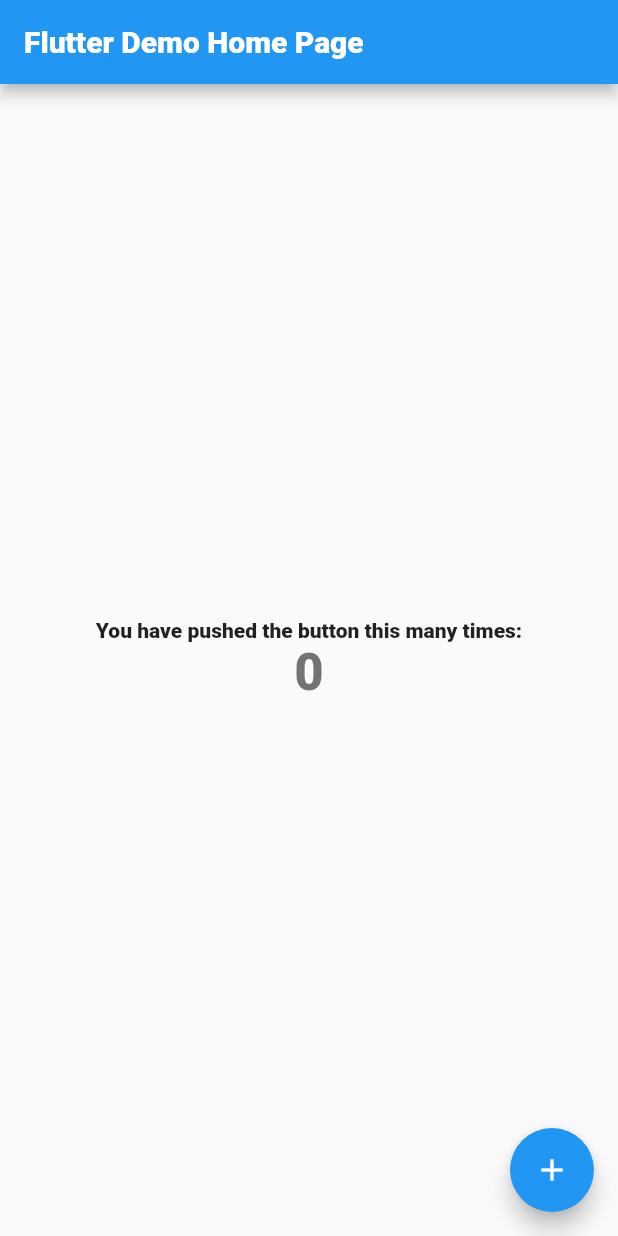
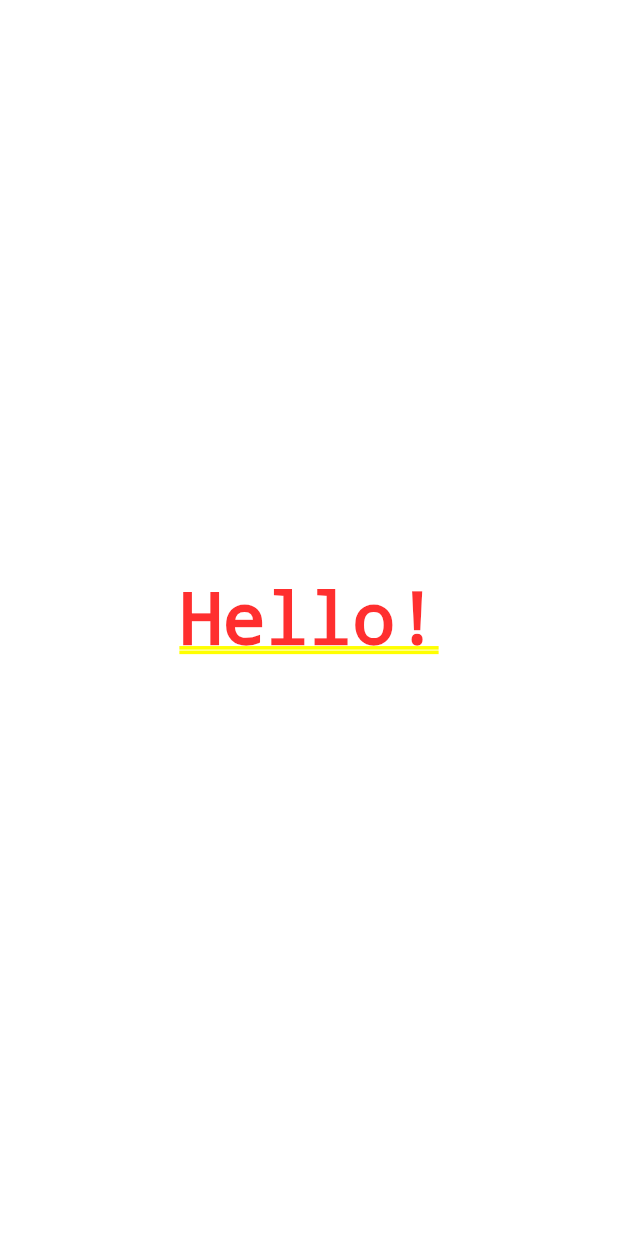
Before and after one commit to Dryksd/flutter-grigoriev-vitaly, a Flutter app: the screen it shows after launch, on a phone screen of 412 x 824 dp. Run offline on Flutter 3.47's test engine with Material 2 defaults, Android fonts, the phone set to English and light mode, and no system bars.

```diff
--- a/lib/main.dart
+++ b/lib/main.dart
@@ -1,8 +1,44 @@
 import 'package:flutter/material.dart';
+
 
 void main() {
   runApp(MyApp());
 }
+
+class MyFirstWidget extends StatelessWidget { // Stateless
+  int _buildCallCounter = 0;
+
+  @override
+  Widget build(BuildContext context) {
+    print('Метод build() у StatelessWidget был вызван ${++_buildCallCounter} раз');
+    return Container(
+      child: Center(
+        child: Text('Hello!'),
+      ),
+    );
+  }
+}
+
+class MySecondWidget extends StatefulWidget { // StateFull
+
+  @override
+  _MySecondWidgetState createState() => _MySecondWidgetState();
+}
+
+class _MySecondWidgetState extends State<MySecondWidget> {
+  int _buildCallCounter = 0;
+
+  @override
+  Widget build(BuildContext context) {
+    print('Метод build() у StatefulWidget был вызван ${++_buildCallCounter} раз');
+    return Container(
+        child: Center(
+        child: Text('Hello!'),
+        ),
+    );
+  }
+}
+
 
 class MyApp extends StatelessWidget {
   // This widget is the root of your application.
@@ -26,7 +62,7 @@ class MyApp extends StatelessWidget {
         // closer together (more dense) than on mobile platforms.
         visualDensity: VisualDensity.adaptivePlatformDensity,
       ),
-      home: MyHomePage(title: 'Flutter Demo Home Page'),
+      home: MySecondWidget()//MyFirstWidget(),//MyHomePage(title: 'Flutter Demo Home Page'),
     );
   }
 }
```
Also changed, not shown: 1 other file.
